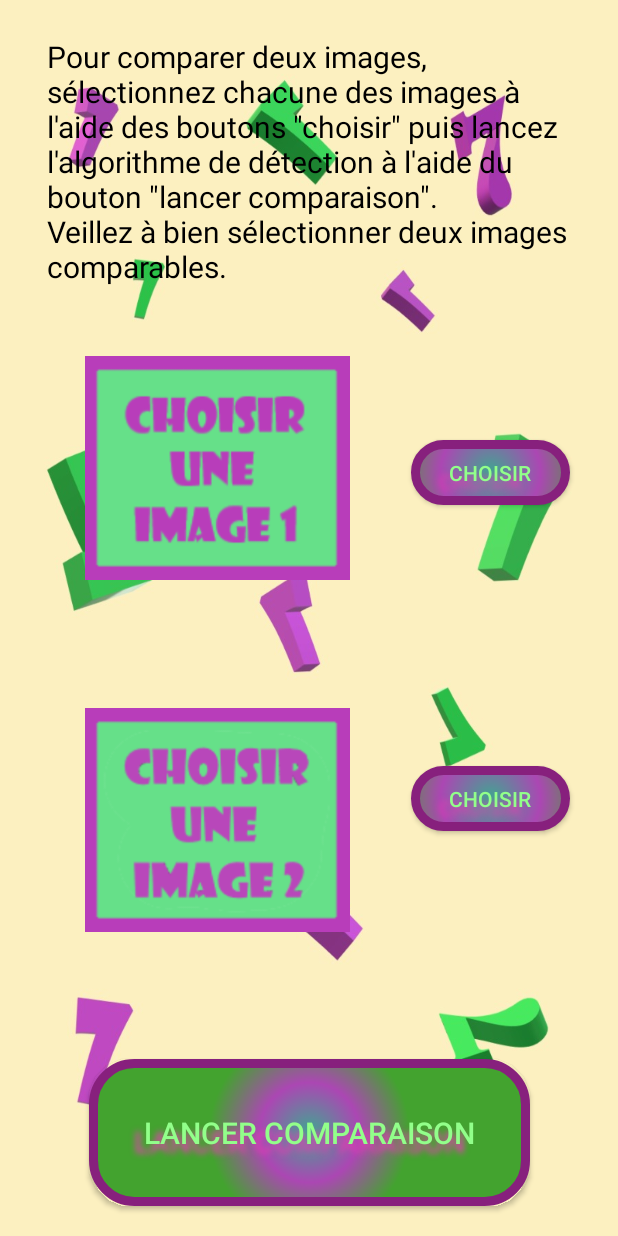
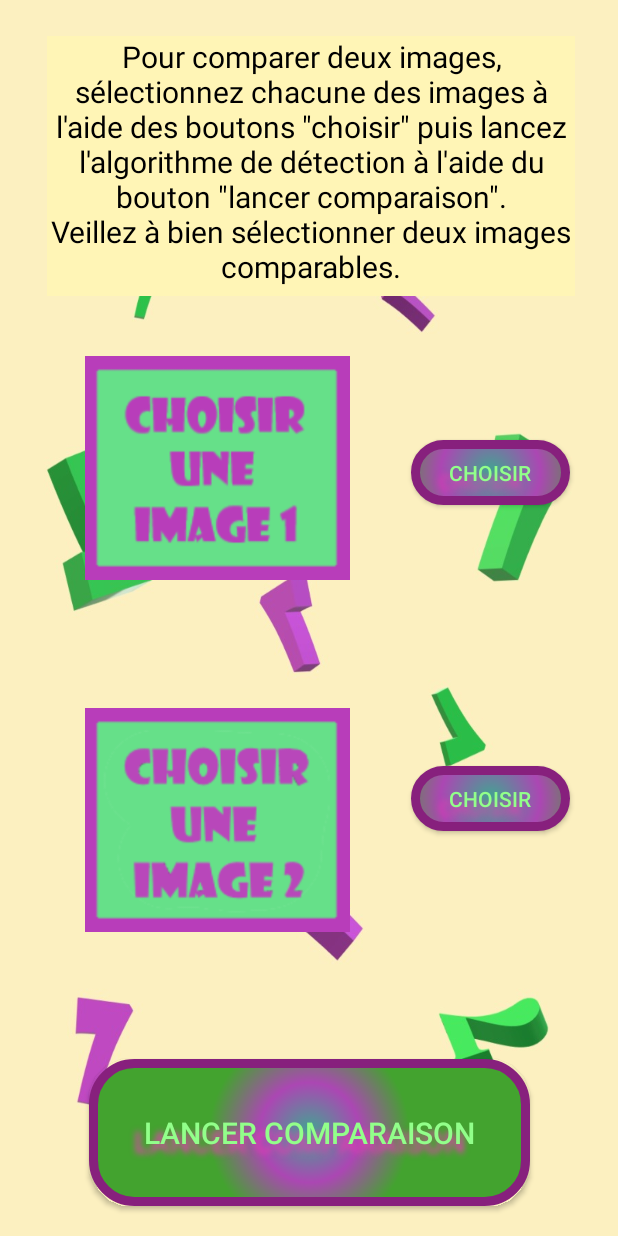
Before and after one commit to Giitto/Solveur7erreurs, an Android app: the Page2 screen opened directly, with no data from a screen before it, on a phone screen of 412 x 824 dp. Run offline under Robolectric (Android 15) with nearby library versions, the phone set to English and light mode, and no system bars.

Commit message:
Background texte

```diff
--- a/app/src/main/res/layout/activity_page2.xml
+++ b/app/src/main/res/layout/activity_page2.xml
@@ -15,7 +15,9 @@
         android:layout_marginStart="8dp"
         android:layout_marginTop="24dp"
         android:layout_marginEnd="8dp"
+        android:background="#fff5b6"
         android:text="@string/ExplicationP2"
+        android:textAlignment="center"
         android:textColor="#000"
         android:textSize="20sp"
         app:layout_constraintEnd_toEndOf="parent"
```
